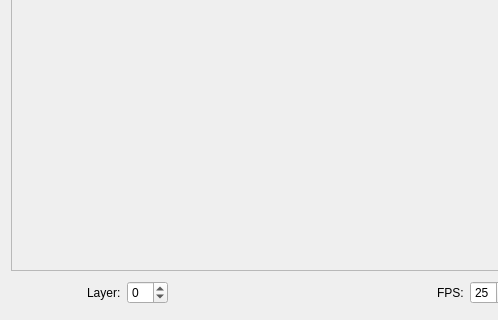
Above: src/client/ui/flipbook.ui from drawpile/Drawpile before the change; both pictures show x 0 to 498 and y 81 to 401 of the 690 by 401 pixel window. Below: the same form after it.
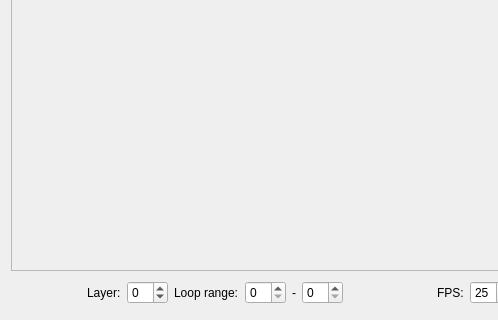
That is the form after the change. Icons and pictures are not drawn.

Commit message:
Add range spinboxes to flipbook
Issue #336

Diff of the .ui file:
```diff
--- a/src/client/ui/flipbook.ui
+++ b/src/client/ui/flipbook.ui
@@ -100,6 +100,26 @@
        </property>
       </widget>
      </item>
+     <item>
+      <widget class="QLabel" name="label_2">
+       <property name="text">
+        <string>Loop range:</string>
+       </property>
+      </widget>
+     </item>
+     <item>
+      <widget class="QSpinBox" name="loopStart"/>
+     </item>
+     <item>
+      <widget class="QLabel" name="label_4">
+       <property name="text">
+        <string notr="true">-</string>
+       </property>
+      </widget>
+     </item>
+     <item>
+      <widget class="QSpinBox" name="loopEnd"/>
+     </item>
      <item>
       <spacer name="horizontalSpacer">
        <property name="orientation">
```
The commit also changes 3 other files.
